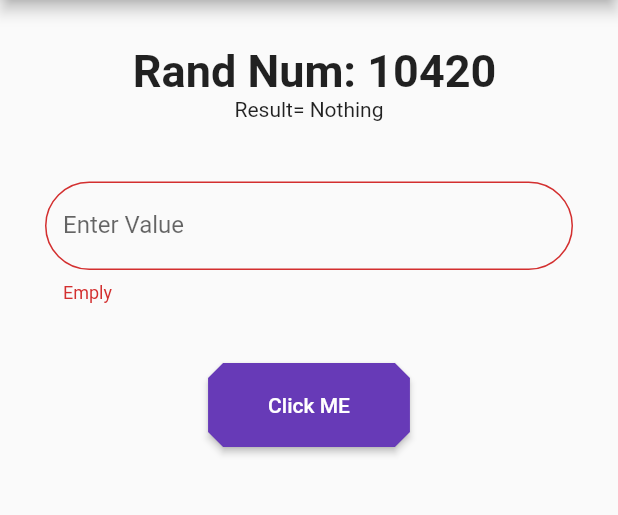
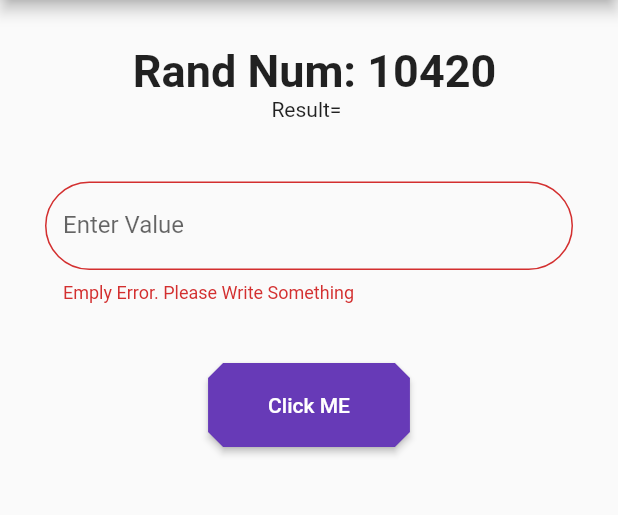
Before and after one commit to shariarf39/Rand-number-Flutter, a Flutter app: the screen it shows after launch, after a tap on "Click ME", on a phone screen of 412 x 824 dp, the part 84-599 px from its top. Run offline on Flutter 3.47's test engine with Material 2 defaults, Android fonts, the phone set to English and light mode, and no system bars; missing offline and left inert: alert.

Commit message:
Rand Number

```diff
--- a/lib/main.dart
+++ b/lib/main.dart
@@ -1,5 +1,6 @@
 import 'dart:math';
 
+import 'package:alert/alert.dart';
 import 'package:flutter/material.dart';
 
 void main() {
@@ -33,6 +34,9 @@ class _MyAppState extends State<MyApp> {
           display ="false";
           intValue = Random().nextInt(10000)+ 1000;
         }
+      }else{
+
+    showAlertDialog(context);
       }
     });
   }
@@ -65,8 +69,11 @@ class _MyAppState extends State<MyApp> {
 
                     validator: (val){
                       if(val!.isEmpty){
+                      //  showAlertDialog(context);
+
                         display ="Nothing";
-                        return "Emply";
+
+                        return "Emply Error. Please Write Something";
                       }
 
                     },
@@ -93,3 +100,38 @@ class _MyAppState extends State<MyApp> {
 
   }
 }
+showAlertDialog(BuildContext context) {
+
+  // set up the buttons
+  Widget remindButton = TextButton(
+    child: Text("Remind me later"),
+    onPressed:  () {},
+  );
+  Widget cancelButton = TextButton(
+    child: Text("Cancel"),
+    onPressed:  () {},
+  );
+  Widget launchButton = TextButton(
+    child: Text("Launch missile"),
+    onPressed:  () {},
+  );
+
+  // set up the AlertDialog
+  AlertDialog alert = AlertDialog(
+    title: Text("Notice"),
+    content: Text("Launching this missile will destroy the entire universe. Is this what you intended to do?"),
+    actions: [
+      remindButton,
+      cancelButton,
+      launchButton,
+    ],
+  );
+
+  // show the dialog
+  showDialog(
+    context: context,
+    builder: (BuildContext context) {
+      return alert;
+    },
+  );
+}
--- a/pubspec.yaml
+++ b/pubspec.yaml
@@ -35,6 +35,7 @@ dependencies:
   # The following adds the Cupertino Icons font to your application.
   # Use with the CupertinoIcons class for iOS style icons.
   cupertino_icons: ^1.0.2
+  alert: ^2.0.1
 
 dev_dependencies:
   flutter_test:
```
Also changed, not shown: pubspec.lock.
